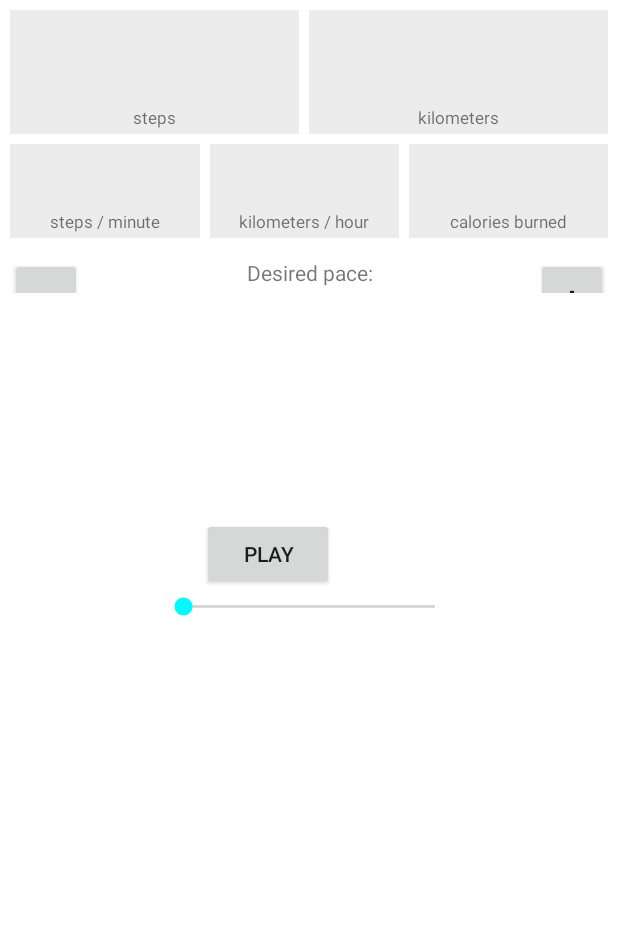
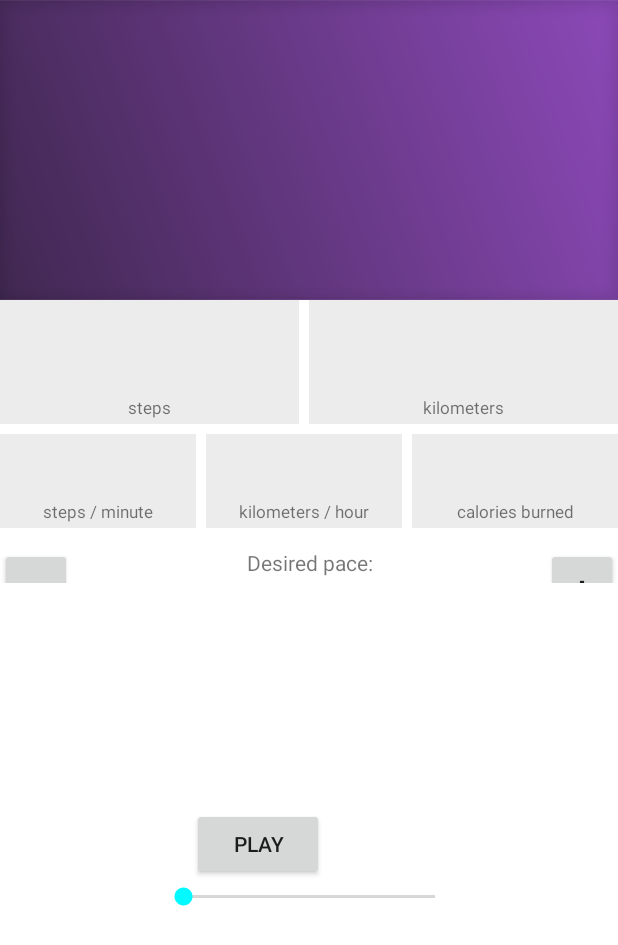
Before and after one commit to aadityavaze/ongaku, an Android app: the layout activity_main.xml on its own in the app's theme, with its tools: preview values and no code run, on a phone screen of 412 x 824 dp. Shown: the top 945 px of the screen. Run offline under Robolectric (Android 15) with nearby library versions, the phone set to English and light mode, and no system bars.

Commit message:
color theme changed

```diff
--- a/app/src/main/java/outofcheeseerror/codevad/ongaku/MainActivity.java
+++ b/app/src/main/java/outofcheeseerror/codevad/ongaku/MainActivity.java
@@ -77,8 +77,7 @@ public class MainActivity extends Activity {
     /** Called when the activity is first created. */
     @Override
     public void onCreate(Bundle savedInstanceState) {
-        outofcheeseerror.codevad.ongaku.FontsOverride.setDefaultFont(this, "DEFAULT", "MyFontAsset.ttf");
-        Log.i(TAG, "[ACTIVITY] onCreate");
+        outofcheeseerror.codevad.ongaku.FontsOverride.setDefaultFont(this, "DEFAULT", "r.ttf");
         super.onCreate(savedInstanceState);
 
         mStepValue = 0;
--- a/app/src/main/res/layout/activity_main.xml
+++ b/app/src/main/res/layout/activity_main.xml
@@ -3,8 +3,15 @@
     android:orientation="vertical"
     android:layout_width="fill_parent"
     android:layout_height="fill_parent"
-    android:padding="@dimen/margin"
+
     android:background="@color/screen_background">
+    <LinearLayout
+        android:layout_width="match_parent"
+        android:layout_height="200dp"
+        android:background="@drawable/imgbg1">
+
+
+    </LinearLayout>
 
     <LinearLayout android:id="@+id/row_1"
         android:orientation="horizontal"
--- a/app/src/main/res/values/colors.xml
+++ b/app/src/main/res/values/colors.xml
@@ -1,8 +1,8 @@
 <resources>
     <color name="screen_background">#ffffff</color>
     <color name="display_background">#ececec</color>
-    <color name="colorPrimary">#1c7cca</color>
-    <color name="colorPrimaryDark">#155589</color>
+    <color name="colorPrimary">#a755dd</color>
+    <color name="colorPrimaryDark">#8427c2</color>
     <color name="colorAccent">#00faff</color>
 
 </resources>
```
Also changed, not shown: app/src/main/assets/r.ttf (added), app/src/main/res/drawable/imgbg1.png (added).
